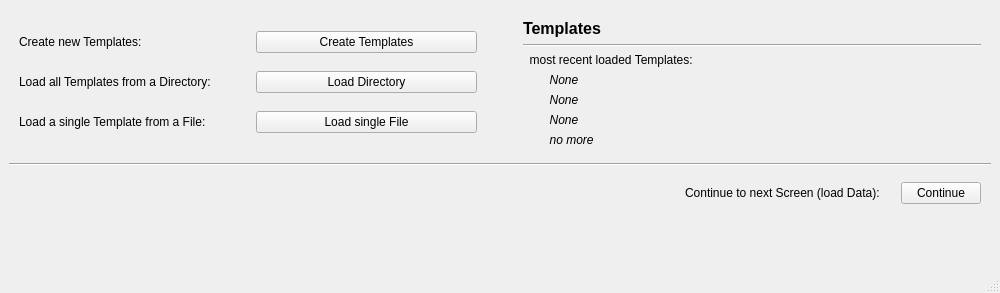
Before: the Qt Designer form template_screen.ui in mdaamKIT/MatchedFilter, drawn with Qt 5.
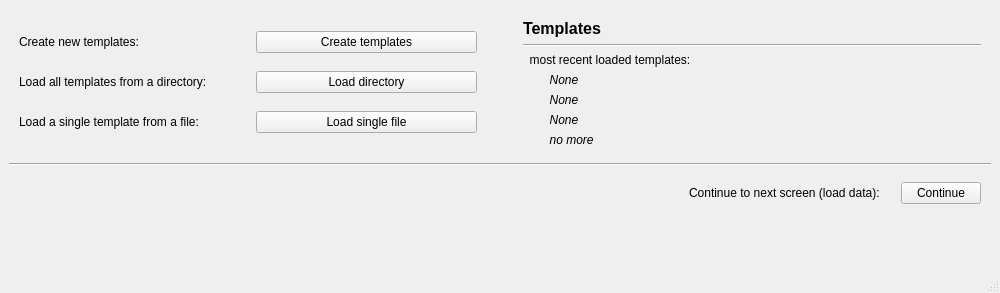
After: the same form once the commit is applied.

Diff of the .ui file:
```diff
--- a/template_screen.ui
+++ b/template_screen.ui
@@ -34,42 +34,42 @@
         <item row="1" column="0">
          <widget class="QLabel" name="label_loadDirectory">
           <property name="text">
-           <string>Load all Templates from a Directory: </string>
+           <string>Load all templates from a directory: </string>
           </property>
          </widget>
         </item>
         <item row="1" column="2">
          <widget class="QPushButton" name="pushButton_loadDirectory">
           <property name="text">
-           <string>Load Directory</string>
+           <string>Load directory</string>
           </property>
          </widget>
         </item>
         <item row="2" column="0">
          <widget class="QLabel" name="label_loadFile">
           <property name="text">
-           <string>Load a single Template from a File:</string>
+           <string>Load a single template from a file:</string>
           </property>
          </widget>
         </item>
         <item row="2" column="2">
          <widget class="QPushButton" name="pushButton_loadFile">
           <property name="text">
-           <string>Load single File</string>
+           <string>Load single file</string>
           </property>
          </widget>
         </item>
         <item row="0" column="2">
          <widget class="QPushButton" name="pushButton_createTemplates">
           <property name="text">
-           <string>Create Templates</string>
+           <string>Create templates</string>
           </property>
          </widget>
         </item>
         <item row="0" column="0">
          <widget class="QLabel" name="label_createTemplates">
           <property name="text">
-           <string>Create new Templates:</string>
+           <string>Create new templates:</string>
           </property>
          </widget>
         </item>
@@ -140,7 +140,7 @@
            </font>
           </property>
           <property name="text">
-           <string>  most recent loaded Templates:</string>
+           <string>  most recent loaded templates:</string>
           </property>
          </widget>
         </item>
@@ -233,7 +233,7 @@
       <item>
        <widget class="QLabel" name="label_continue">
         <property name="text">
-         <string>Continue to next Screen (load Data):</string>
+         <string>Continue to next screen (load data):</string>
         </property>
        </widget>
       </item>
```
